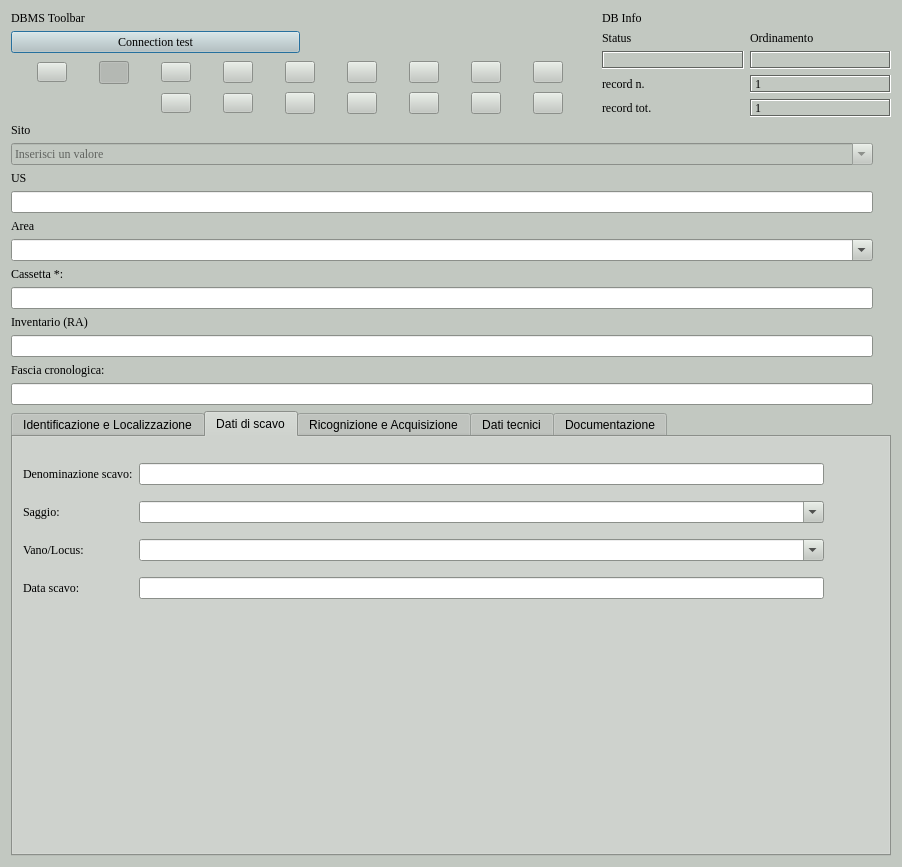
Qt form gui/ui/Tma.ui (pyarchinit/pyarchinit) before a commit.
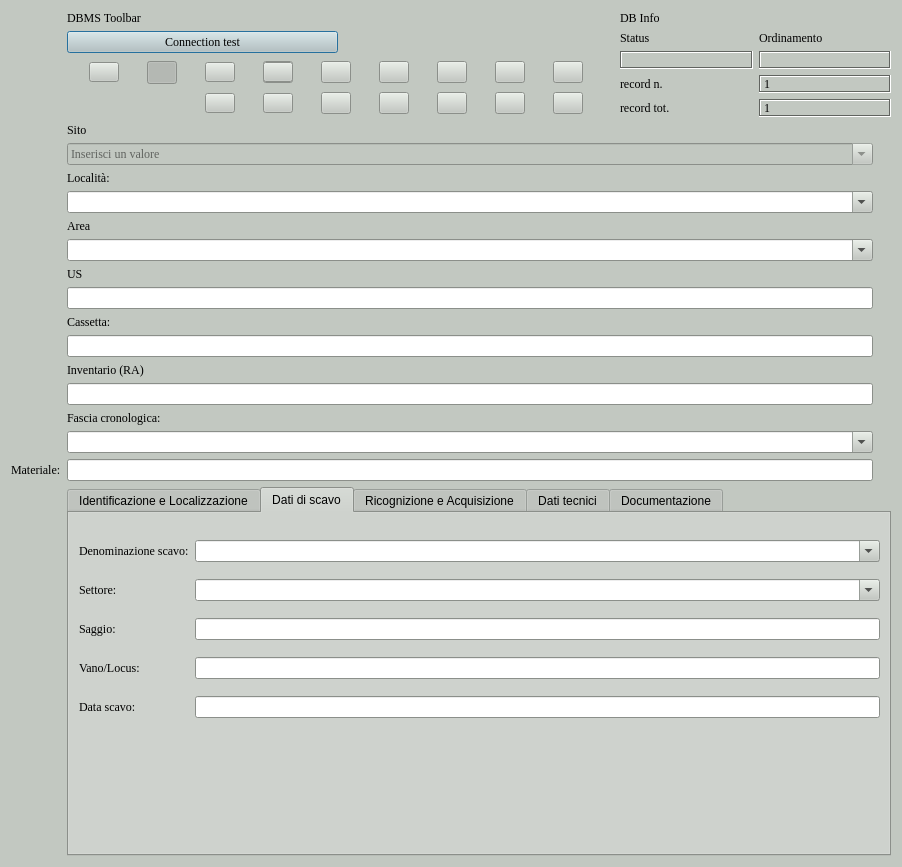
The same form after that commit. The open tabs and pages were chosen to show the change. Icons and pictures are not drawn.

Commit message: Update TMA UI: reorganize layout, enhance dropdown functionality, add export button, and refine tooltips for better clarity.

```diff
--- a/gui/ui/Tma.ui
+++ b/gui/ui/Tma.ui
@@ -472,7 +472,7 @@
     <normaloff>:/icons/finds.png</normaloff>:/icons/finds.png</iconset>
   </property>
   <layout class="QGridLayout" name="gridLayout_2">
-   <item row="6" column="2">
+   <item row="9" column="2">
     <widget class="QLineEdit" name="lineEdit_us">
      <property name="font">
       <font>
@@ -485,83 +485,13 @@
      </property>
     </widget>
    </item>
-   <item row="8" column="2">
-    <widget class="QComboBox" name="comboBox_area">
+   <item row="4" column="2">
+    <widget class="QComboBox" name="comboBox_localita">
      <property name="editable">
       <bool>true</bool>
      </property>
     </widget>
    </item>
-   <item row="11" column="2">
-    <widget class="QLabel" name="label_inventario">
-     <property name="font">
-      <font>
-       <family>Times New Roman</family>
-       <pointsize>9</pointsize>
-      </font>
-     </property>
-     <property name="text">
-      <string>Inventario (RA)</string>
-     </property>
-    </widget>
-   </item>
-   <item row="2" column="2">
-    <widget class="QComboBox" name="comboBox_sito">
-     <property name="enabled">
-      <bool>false</bool>
-     </property>
-     <property name="sizePolicy">
-      <sizepolicy hsizetype="Expanding" vsizetype="Fixed">
-       <horstretch>0</horstretch>
-       <verstretch>0</verstretch>
-      </sizepolicy>
-     </property>
-     <property name="minimumSize">
-      <size>
-       <width>200</width>
-       <height>0</height>
-      </size>
-     </property>
-     <property name="maximumSize">
-      <size>
-       <width>16777215</width>
-       <height>24</height>
-      </size>
-     </property>
-     <property name="font">
-      <font>
-       <family>Times New Roman</family>
-       <pointsize>9</pointsize>
-      </font>
-     </property>
-     <property name="mouseTracking">
-      <bool>true</bool>
-     </property>
-     <property name="contextMenuPolicy">
-      <enum>Qt::NoContextMenu</enum>
-     </property>
-     <property name="editable">
-      <bool>true</bool>
-     </property>
-     <property name="currentText">
-      <string>Inserisci un valore</string>
-     </property>
-     <property name="maxVisibleItems">
-      <number>99999</number>
-     </property>
-     <property name="maxCount">
-      <number>2147483647</number>
-     </property>
-     <property name="frame">
-      <bool>true</bool>
-     </property>
-     <item>
-      <property name="text">
-       <string>Inserisci un valore</string>
-      </property>
-     </item>
-    </widget>
-   </item>
    <item row="0" column="2" colspan="4">
     <layout class="QGridLayout" name="gridLayout_4">
      <item row="0" column="0">
@@ -1161,6 +1091,32 @@
          </property>
         </widget>
        </item>
+       <item row="0" column="7">
+        <widget class="QPushButton" name="pushButton_export_labels">
+         <property name="minimumSize">
+          <size>
+           <width>30</width>
+           <height>20</height>
+          </size>
+         </property>
+         <property name="maximumSize">
+          <size>
+           <width>30</width>
+           <height>20</height>
+          </size>
+         </property>
+         <property name="toolTip">
+          <string>Esporta etichette</string>
+         </property>
+         <property name="text">
+          <string/>
+         </property>
+         <property name="icon">
+          <iconset resource="../../resources/resources.qrc">
+           <normaloff>:/icons/add_tag.png</normaloff>:/icons/add_tag.png</iconset>
+         </property>
+        </widget>
+       </item>
       </layout>
      </item>
      <item row="3" column="2">
@@ -1257,40 +1213,7 @@
      </item>
     </layout>
    </item>
-   <item row="10" column="2">
-    <widget class="QLineEdit" name="lineEdit_cassetta">
-     <property name="maxLength">
-      <number>15</number>
-     </property>
-    </widget>
-   </item>
-   <item row="4" column="2">
-    <widget class="QLabel" name="label_3">
-     <property name="font">
-      <font>
-       <family>Times New Roman</family>
-       <pointsize>9</pointsize>
-      </font>
-     </property>
-     <property name="text">
-      <string>US</string>
-     </property>
-    </widget>
-   </item>
-   <item row="1" column="2">
-    <widget class="QLabel" name="label">
-     <property name="font">
-      <font>
-       <family>Times New Roman</family>
-       <pointsize>9</pointsize>
-      </font>
-     </property>
-     <property name="text">
-      <string>Sito</string>
-     </property>
-    </widget>
-   </item>
-   <item row="7" column="2">
+   <item row="5" column="2">
     <widget class="QLabel" name="label_2">
      <property name="font">
       <font>
@@ -1303,8 +1226,8 @@
      </property>
     </widget>
    </item>
-   <item row="9" column="2">
-    <widget class="QLabel" name="label_8">
+   <item row="20" column="1">
+    <widget class="QLabel" name="label_materiale">
      <property name="font">
       <font>
        <family>Times New Roman</family>
@@ -1312,11 +1235,21 @@
       </font>
      </property>
      <property name="text">
-      <string>Cassetta *:</string>
+      <string>Materiale:</string>
      </property>
     </widget>
    </item>
-   <item row="13" column="2">
+   <item row="20" column="2">
+    <widget class="QLineEdit" name="lineEdit_materiale">
+     <property name="toolTip">
+      <string>Campo sincronizzato con la tabella materiali</string>
+     </property>
+     <property name="readOnly">
+      <bool>true</bool>
+     </property>
+    </widget>
+   </item>
+   <item row="18" column="2">
     <widget class="QLabel" name="label_18">
      <property name="font">
       <font>
@@ -1329,7 +1262,130 @@
      </property>
     </widget>
    </item>
-   <item row="12" column="2">
+   <item row="2" column="2">
+    <widget class="QComboBox" name="comboBox_sito">
+     <property name="enabled">
+      <bool>false</bool>
+     </property>
+     <property name="sizePolicy">
+      <sizepolicy hsizetype="Expanding" vsizetype="Fixed">
+       <horstretch>0</horstretch>
+       <verstretch>0</verstretch>
+      </sizepolicy>
+     </property>
+     <property name="minimumSize">
+      <size>
+       <width>200</width>
+       <height>0</height>
+      </size>
+     </property>
+     <property name="maximumSize">
+      <size>
+       <width>16777215</width>
+       <height>24</height>
+      </size>
+     </property>
+     <property name="font">
+      <font>
+       <family>Times New Roman</family>
+       <pointsize>9</pointsize>
+      </font>
+     </property>
+     <property name="mouseTracking">
+      <bool>true</bool>
+     </property>
+     <property name="contextMenuPolicy">
+      <enum>Qt::NoContextMenu</enum>
+     </property>
+     <property name="editable">
+      <bool>true</bool>
+     </property>
+     <property name="currentText">
+      <string>Inserisci un valore</string>
+     </property>
+     <property name="maxVisibleItems">
+      <number>99999</number>
+     </property>
+     <property name="maxCount">
+      <number>2147483647</number>
+     </property>
+     <property name="frame">
+      <bool>true</bool>
+     </property>
+     <item>
+      <property name="text">
+       <string>Inserisci un valore</string>
+      </property>
+     </item>
+    </widget>
+   </item>
+   <item row="16" column="2">
+    <widget class="QLabel" name="label_inventario">
+     <property name="font">
+      <font>
+       <family>Times New Roman</family>
+       <pointsize>9</pointsize>
+      </font>
+     </property>
+     <property name="text">
+      <string>Inventario (RA)</string>
+     </property>
+    </widget>
+   </item>
+   <item row="1" column="2">
+    <widget class="QLabel" name="label">
+     <property name="font">
+      <font>
+       <family>Times New Roman</family>
+       <pointsize>9</pointsize>
+      </font>
+     </property>
+     <property name="text">
+      <string>Sito</string>
+     </property>
+    </widget>
+   </item>
+   <item row="19" column="2">
+    <widget class="QComboBox" name="comboBox_dtzg">
+     <property name="editable">
+      <bool>true</bool>
+     </property>
+    </widget>
+   </item>
+   <item row="14" column="2">
+    <widget class="QLabel" name="label_8">
+     <property name="font">
+      <font>
+       <family>Times New Roman</family>
+       <pointsize>9</pointsize>
+      </font>
+     </property>
+     <property name="text">
+      <string>Cassetta:</string>
+     </property>
+    </widget>
+   </item>
+   <item row="15" column="2">
+    <widget class="QLineEdit" name="lineEdit_cassetta">
+     <property name="maxLength">
+      <number>15</number>
+     </property>
+    </widget>
+   </item>
+   <item row="7" column="2">
+    <widget class="QLabel" name="label_3">
+     <property name="font">
+      <font>
+       <family>Times New Roman</family>
+       <pointsize>9</pointsize>
+      </font>
+     </property>
+     <property name="text">
+      <string>US</string>
+     </property>
+    </widget>
+   </item>
+   <item row="17" column="2">
     <widget class="QLineEdit" name="lineEdit_inventario">
      <property name="font">
       <font>
@@ -1345,14 +1401,7 @@
      </property>
     </widget>
    </item>
-   <item row="14" column="2">
-    <widget class="QLineEdit" name="lineEdit_dtzg">
-     <property name="maxLength">
-      <number>50</number>
-     </property>
-    </widget>
-   </item>
-   <item row="16" column="2" colspan="4">
+   <item row="21" column="2" colspan="4">
     <widget class="QTabWidget" name="tabWidget">
      <property name="currentIndex">
       <number>0</number>
@@ -1454,18 +1503,54 @@
          <x>10</x>
          <y>16</y>
          <width>801</width>
-         <height>157</height>
+         <height>204</height>
         </rect>
        </property>
        <layout class="QGridLayout" name="gridLayout_8">
-        <item row="1" column="1">
-         <widget class="QComboBox" name="comboBox_saggio">
+        <item row="0" column="0">
+         <widget class="QLabel" name="label_10">
+          <property name="font">
+           <font>
+            <family>Times New Roman</family>
+            <pointsize>9</pointsize>
+           </font>
+          </property>
+          <property name="text">
+           <string>Denominazione scavo:</string>
+          </property>
+         </widget>
+        </item>
+        <item row="0" column="1">
+         <widget class="QComboBox" name="comboBox_scan">
           <property name="editable">
            <bool>true</bool>
           </property>
          </widget>
         </item>
-        <item row="1" column="0">
+        <item row="2" column="0">
+         <widget class="QLabel" name="label_settore">
+          <property name="font">
+           <font>
+            <family>Times New Roman</family>
+            <pointsize>9</pointsize>
+           </font>
+          </property>
+          <property name="text">
+           <string>Settore:</string>
+          </property>
+         </widget>
+        </item>
+        <item row="2" column="1">
+         <widget class="QComboBox" name="comboBox_settore">
+          <property name="editable">
+           <bool>true</bool>
+          </property>
+         </widget>
+        </item>
+        <item row="3" column="1">
+         <widget class="QLineEdit" name="lineEdit_saggio"/>
+        </item>
+        <item row="3" column="0">
          <widget class="QLabel" name="label_11">
           <property name="font">
            <font>
@@ -1478,28 +1563,10 @@
           </property>
          </widget>
         </item>
-        <item row="2" column="1">
-         <widget class="QComboBox" name="comboBox_vano_locus">
-          <property name="editable">
-           <bool>true</bool>
-          </property>
-         </widget>
+        <item row="4" column="1">
+         <widget class="QLineEdit" name="lineEdit_vano_locus"/>
         </item>
-        <item row="0" column="1">
-         <widget class="QLineEdit" name="lineEdit_scan">
-          <property name="maxLength">
-           <number>50</number>
-          </property>
-         </widget>
-        </item>
-        <item row="3" column="1">
-         <widget class="QLineEdit" name="lineEdit_dscd">
-          <property name="maxLength">
-           <number>20</number>
-          </property>
-         </widget>
-        </item>
-        <item row="2" column="0">
+        <item row="4" column="0">
          <widget class="QLabel" name="label_12">
           <property name="font">
            <font>
@@ -1512,20 +1579,14 @@
           </property>
          </widget>
         </item>
-        <item row="0" column="0">
-         <widget class="QLabel" name="label_10">
-          <property name="font">
-           <font>
-            <family>Times New Roman</family>
-            <pointsize>9</pointsize>
-           </font>
-          </property>
-          <property name="text">
-           <string>Denominazione scavo:</string>
+        <item row="5" column="1">
+         <widget class="QLineEdit" name="lineEdit_dscd">
+          <property name="maxLength">
+           <number>20</number>
           </property>
          </widget>
         </item>
-        <item row="3" column="0">
+        <item row="5" column="0">
          <widget class="QLabel" name="label_13">
           <property name="font">
            <font>
@@ -1885,6 +1946,26 @@
      </widget>
     </widget>
    </item>
+   <item row="3" column="2">
+    <widget class="QLabel" name="label_localita">
+     <property name="font">
+      <font>
+       <family>Times New Roman</family>
+       <pointsize>9</pointsize>
+      </font>
+     </property>
+     <property name="text">
+      <string>Località:</string>
+     </property>
+    </widget>
+   </item>
+   <item row="6" column="2">
+    <widget class="QComboBox" name="comboBox_area">
+     <property name="editable">
+      <bool>true</bool>
+     </property>
+    </widget>
+   </item>
   </layout>
  </widget>
  <resources>
```
Left out of the diff: 2 changed lines with no effect on the pictures. The commit also changes 46 other files.
